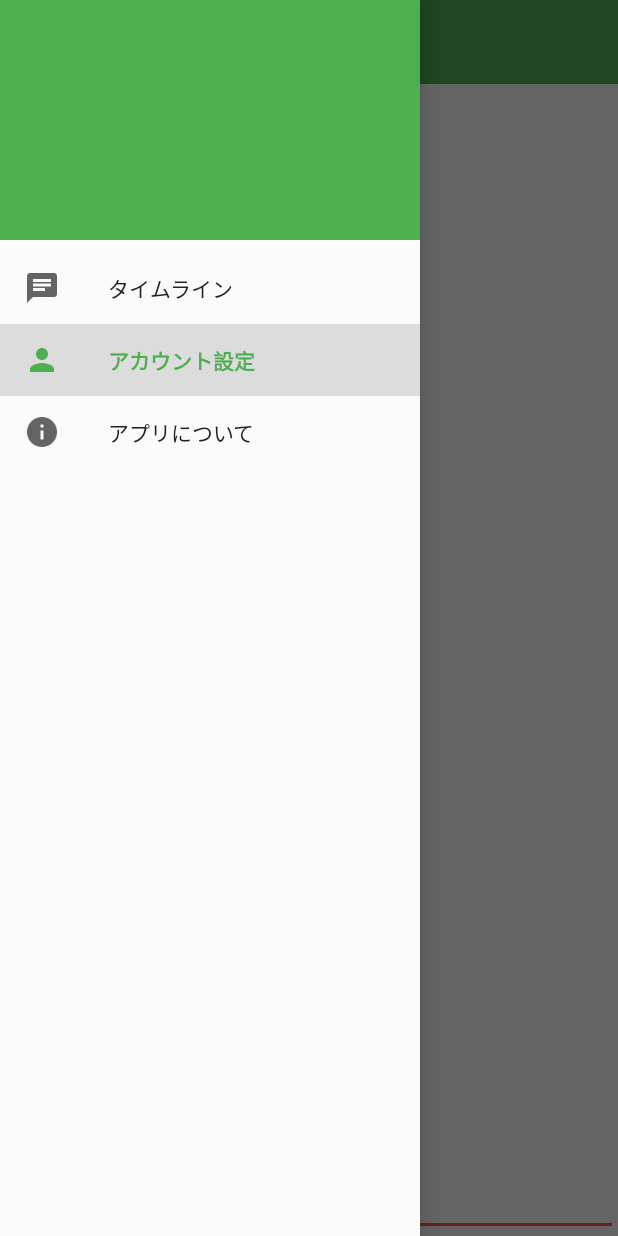
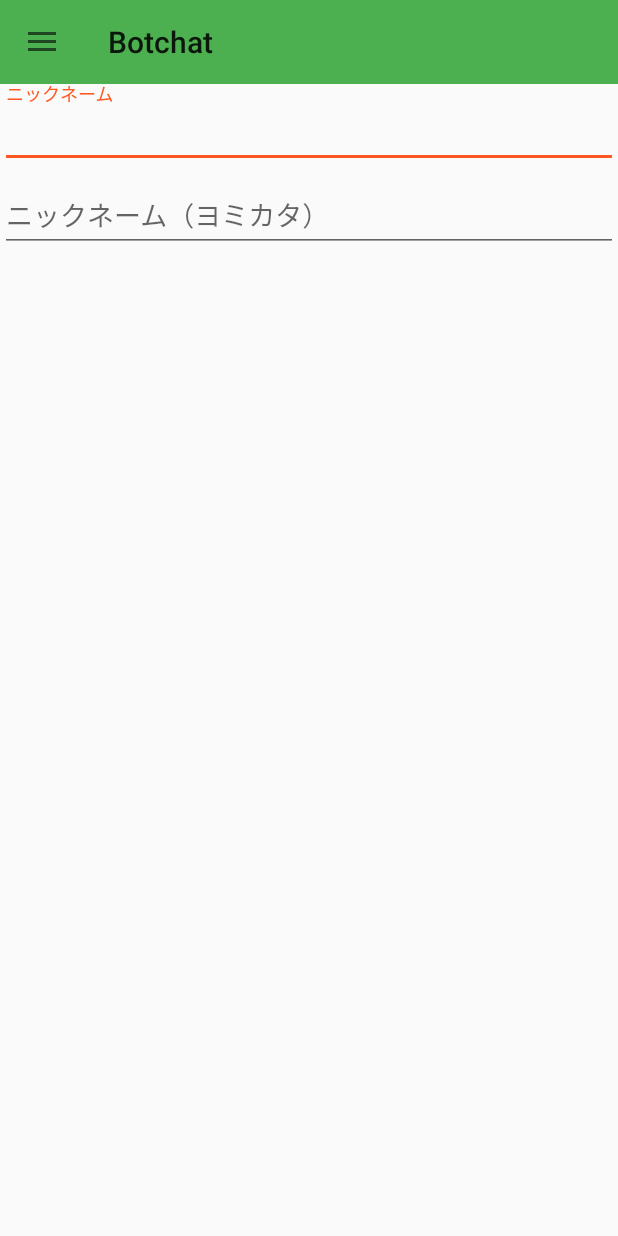
Before and after one commit to farundorL/Botchat, an Android app: the screen it shows after launch (MainActivity), in the side drawer, after a tap on "アカウント設定", on a phone screen of 412 x 824 dp. Run offline under Robolectric (Android 15) with nearby library versions, the phone set to English and light mode, and no system bars; our stand-ins replace ButterKnife; libraries missing offline, so code that uses them is left out: jp.ne.docomo, rx.android.schedulers, rx.schedulers, rx.subscriptions; 4 statements that could not run were skipped.

Commit message:
アカウント設定のFragment追加

```diff
--- /dev/null
+++ b/app/src/main/java/com/farundorl/android/botchat/Fragment/AccountFragment.java
@@ -0,0 +1,42 @@
+package com.farundorl.android.botchat.Fragment;
+
+import android.app.Fragment;
+import android.os.Bundle;
+import android.view.LayoutInflater;
+import android.view.View;
+import android.view.ViewGroup;
+import android.widget.EditText;
+
+import com.farundorl.android.botchat.R;
+
+import butterknife.Bind;
+import butterknife.ButterKnife;
+
+public class AccountFragment extends Fragment {
+
+    @Bind(R.id.name)
+    EditText name;
+    @Bind(R.id.name_yomi)
+    EditText nameYomi;
+
+    public static final String TAG = AccountFragment.class.getSimpleName();
+
+    public static AccountFragment newInstance() {
+        return new AccountFragment();
+    }
+
+    @Override
+    public View onCreateView(LayoutInflater inflater, ViewGroup container,
+                             Bundle savedInstanceState) {
+        // Inflate the layout for this fragment
+        View view = inflater.inflate(R.layout.fragment_account, container, false);
+        ButterKnife.bind(this, view);
+        return view;
+    }
+
+    @Override
+    public void onDestroyView() {
+        super.onDestroyView();
+        ButterKnife.unbind(this);
+    }
+}
--- a/app/src/main/java/com/farundorl/android/botchat/Fragment/TimeLineFragment.java
+++ b/app/src/main/java/com/farundorl/android/botchat/Fragment/TimeLineFragment.java
@@ -41,6 +41,8 @@ public class TimeLineFragment extends Fragment {
     private TimeLineAdapter mAdapter;
     private Dialogue mDialogue;
     private DialogueResultData mResult;
+
+    public static final String TAG = TimeLineFragment.class.getSimpleName();
 
     public static TimeLineFragment newInstance() {
         return new TimeLineFragment();
--- a/app/src/main/java/com/farundorl/android/botchat/MainActivity.java
+++ b/app/src/main/java/com/farundorl/android/botchat/MainActivity.java
@@ -1,5 +1,6 @@
 package com.farundorl.android.botchat;
 
+import android.app.Fragment;
 import android.content.Context;
 import android.content.res.Configuration;
 import android.os.Bundle;
@@ -10,8 +11,8 @@ import android.support.v7.app.AppCompatActivity;
 import android.support.v7.widget.Toolbar;
 import android.view.View;
 import android.view.inputmethod.InputMethodManager;
-import android.widget.Toast;
 
+import com.farundorl.android.botchat.Fragment.AccountFragment;
 import com.farundorl.android.botchat.Fragment.TimeLineFragment;
 
 import butterknife.Bind;
@@ -70,7 +71,17 @@ public class MainActivity extends AppCompatActivity {
     }
 
     private void selectItem(int id) {
-        Toast.makeText(MainActivity.this, "id : " + id, Toast.LENGTH_SHORT).show();
+        switch(id) {
+            case R.id.timeline:
+                changeFragment(TimeLineFragment.newInstance(), TimeLineFragment.TAG);
+                break;
+            case R.id.account:
+                changeFragment(AccountFragment.newInstance(), AccountFragment.TAG);
+                break;
+            case R.id.about:
+                break;
+        }
+        drawer.closeDrawers();
     }
 
     @Override
@@ -81,8 +92,16 @@ public class MainActivity extends AppCompatActivity {
 
     public void bindTimeline() {
         getFragmentManager().beginTransaction()
-                .add(R.id.container, TimeLineFragment.newInstance())
+                .add(R.id.container, TimeLineFragment.newInstance(), TimeLineFragment.TAG)
                 .commit();
+    }
+
+    public void changeFragment(Fragment fragment, String tag) {
+        if(getFragmentManager().findFragmentByTag(tag) == null) {
+            getFragmentManager().beginTransaction()
+                    .replace(R.id.container, fragment, tag)
+                    .commit();
+        }
     }
 
     private void hideKeyboard() {
--- /dev/null
+++ b/app/src/main/res/layout/fragment_account.xml
@@ -0,0 +1,42 @@
+<LinearLayout xmlns:android="http://schemas.android.com/apk/res/android"
+    xmlns:tools="http://schemas.android.com/tools"
+    android:layout_width="match_parent"
+    android:layout_height="match_parent"
+    android:orientation="vertical"
+    tools:context="com.farundorl.android.botchat.Fragment.AccountFragment">
+
+    <android.support.design.widget.TextInputLayout
+        android:layout_width="match_parent"
+        android:layout_height="wrap_content">
+        <EditText
+            android:id="@+id/name"
+            android:layout_width="match_parent"
+            android:layout_height="wrap_content"
+            android:hint="@string/name_hint"/>
+    </android.support.design.widget.TextInputLayout>
+
+    <android.support.design.widget.TextInputLayout
+        android:layout_width="match_parent"
+        android:layout_height="wrap_content">
+        <EditText
+            android:id="@+id/name_yomi"
+            android:layout_width="match_parent"
+            android:layout_height="wrap_content"
+            android:hint="@string/name_yomi_hint"/>
+    </android.support.design.widget.TextInputLayout>
+
+    <!-- gender -->
+
+    <!-- blood type -->
+
+    <!-- birthday -->
+
+    <!-- 星座 -->
+
+    <!-- 場所 -->
+
+    <!-- モード -->
+
+    <!-- キャラクタ -->
+
+</LinearLayout>
--- a/app/src/main/res/values/strings.xml
+++ b/app/src/main/res/values/strings.xml
@@ -9,4 +9,7 @@
     <string name="drawer_about">アプリについて</string>
 
     <string name="api_key">API_KEY</string>
+
+    <string name="name_hint">ニックネーム</string>
+    <string name="name_yomi_hint">ニックネーム（ヨミカタ）</string>
 </resources>
```
